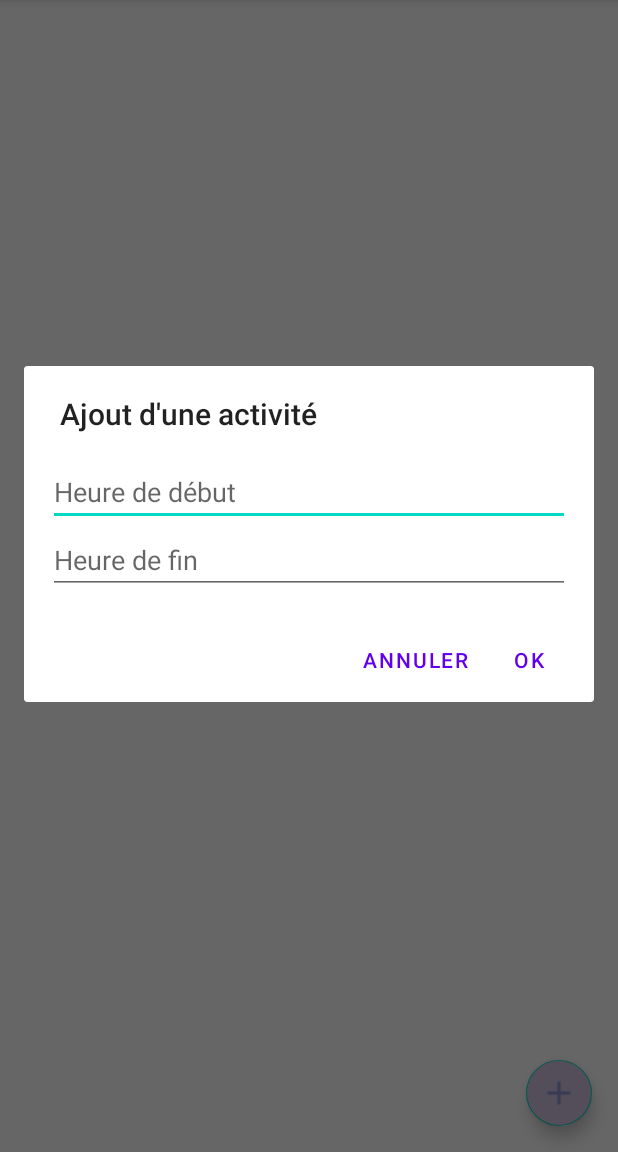
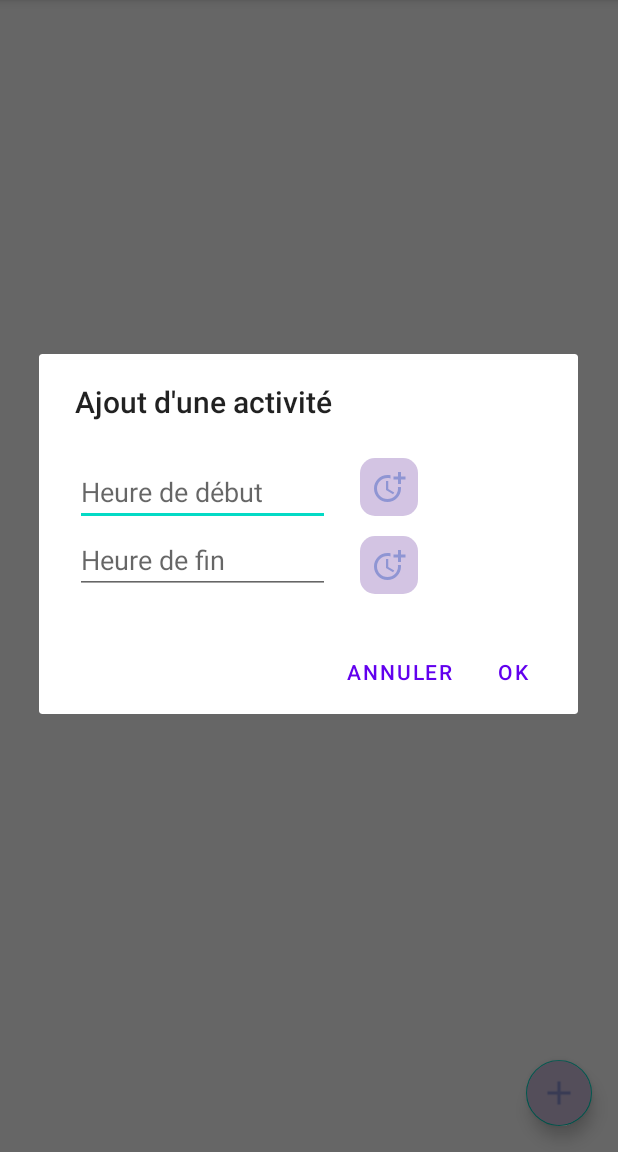
Before and after one commit to Ectario/Agenda, an Android app: the DayActivity screen opened directly, with no data from a screen before it, after a tap on "Add", on a phone screen of 412 x 824 dp, the part 84-1236 px from its top. Run offline under Robolectric (Android 15) with nearby library versions, the phone set to English and light mode, and no system bars.

Commit message:
Add Time Picker (to add an HourSlot) with animation
TO DO : Fill edit text / Work + the name of the slot

```diff
--- a/app/src/main/java/com/ectario/agenda/DayActivity.kt
+++ b/app/src/main/java/com/ectario/agenda/DayActivity.kt
@@ -2,6 +2,7 @@ package com.ectario.agenda
 
 import android.annotation.SuppressLint
 import android.os.Bundle
+import android.view.View
 import android.widget.LinearLayout
 import android.widget.TextView
 import androidx.appcompat.app.AppCompatActivity
@@ -49,7 +50,7 @@ class DayActivity : DialogToAddSlots.AddSlotsDialogListener, AppCompatActivity()
         this.findViewById<LinearLayout>(R.id.linearLayoutDay).removeAllViews()
         day.timeSlots.sortBy { it.startTime }
         day.timeSlots.forEach {
-            var tv = TextView(applicationContext)
+            val tv = TextView(applicationContext)
             tv.text = HourSlot.formattingHour(it.startTime) + " to " + HourSlot.formattingHour(it.endTime) + " : " + it.slotName
             tv.textSize = 20f
             this.findViewById<LinearLayout>(R.id.linearLayoutDay)?.addView(tv)
@@ -61,6 +62,7 @@ class DayActivity : DialogToAddSlots.AddSlotsDialogListener, AppCompatActivity()
         dialog.show(supportFragmentManager, "example dialog")
     }
 
+
     override fun applyAdd(hs: HourSlot) {
         //We need to apply the new slot
         day.addSlot(hs, forcing = true)
--- /dev/null
+++ b/app/src/main/res/drawable/custom_button_timepicker.xml
@@ -0,0 +1,8 @@
+<?xml version="1.0" encoding="utf-8"?>
+<shape xmlns:android="http://schemas.android.com/apk/res/android"
+    android:shape="rectangle">
+    <corners android:radius="10dp" />
+    <gradient
+        android:endColor="#D3C4E3"
+        android:startColor="#D3C4E3" />
+</shape>
--- /dev/null
+++ b/app/src/main/res/drawable/ic_timepicker_add.xml
@@ -0,0 +1,7 @@
+<vector android:height="24dp" android:tint="#8F95D3"
+    android:viewportHeight="24" android:viewportWidth="24"
+    android:width="24dp" xmlns:android="http://schemas.android.com/apk/res/android">
+    <path android:fillColor="@android:color/white" android:pathData="M10,8l0,6l4.7,2.9l0.8,-1.2l-4,-2.4l0,-5.3z"/>
+    <path android:fillColor="@android:color/white" android:pathData="M17.92,12c0.05,0.33 0.08,0.66 0.08,1c0,3.9 -3.1,7 -7,7s-7,-3.1 -7,-7c0,-3.9 3.1,-7 7,-7c0.7,0 1.37,0.1 2,0.29V4.23C12.36,4.08 11.69,4 11,4c-5,0 -9,4 -9,9s4,9 9,9s9,-4 9,-9c0,-0.34 -0.02,-0.67 -0.06,-1H17.92z"/>
+    <path android:fillColor="@android:color/white" android:pathData="M20,5l0,-3l-2,0l0,3l-3,0l0,2l3,0l0,3l2,0l0,-3l3,0l0,-2z"/>
+</vector>
--- a/app/src/main/res/layout/activity_day.xml
+++ b/app/src/main/res/layout/activity_day.xml
@@ -14,7 +14,7 @@
 
     </LinearLayout>
 
-    <!-- With AndroidX if delete the border is wanted then add app:borderWidth="0dp" -->
+    <!-- With AndroidX if we want to delete the border then add app:borderWidth="0dp" -->
     <com.google.android.material.floatingactionbutton.FloatingActionButton
         android:id="@+id/addSlot"
         android:layout_width="wrap_content"
--- a/app/src/main/res/layout/fragment_dialog_add.xml
+++ b/app/src/main/res/layout/fragment_dialog_add.xml
@@ -1,21 +1,43 @@
 <?xml version="1.0" encoding="utf-8"?>
 <RelativeLayout xmlns:android="http://schemas.android.com/apk/res/android"
+    xmlns:tools="http://schemas.android.com/tools"
     android:layout_width="match_parent"
     android:layout_height="match_parent"
-    android:padding="16dp">
+    android:padding="24dp">
 
     <EditText
         android:id="@+id/edit_start_time_add"
-        android:layout_width="match_parent"
+        android:layout_width="@dimen/width_edittext_add_time"
         android:layout_height="wrap_content"
         android:hint="Heure de début" />
 
     <EditText
         android:id="@+id/edit_end_time_add"
-        android:layout_width="match_parent"
+        android:layout_width="@dimen/width_edittext_add_time"
         android:layout_height="wrap_content"
         android:layout_below="@id/edit_start_time_add"
         android:layout_alignParentStart="true"
-        android:hint="Heure de fin" />
+        android:hint="Heure de fin  " />
 
-</RelativeLayout>
+    <ImageButton
+        android:id="@+id/btn_timepicker_add_starttime"
+        android:layout_width="wrap_content"
+        android:layout_height="wrap_content"
+        android:padding="7dp"
+        android:layout_toEndOf="@id/edit_start_time_add"
+        android:layout_marginStart="20sp"
+        android:background="@drawable/custom_button_timepicker"
+        android:src="@drawable/ic_timepicker_add" />
+
+    <ImageButton
+        android:id="@+id/btn_timepicker_add_endtime"
+        android:layout_width="wrap_content"
+        android:layout_height="wrap_content"
+        android:padding="7dp"
+        android:layout_toEndOf="@id/edit_end_time_add"
+        android:layout_alignBottom="@id/edit_end_time_add"
+        android:layout_marginStart="20sp"
+        android:background="@drawable/custom_button_timepicker"
+        android:src="@drawable/ic_timepicker_add" />
+
+    </RelativeLayout>
--- /dev/null
+++ b/app/src/main/res/values/dimens.xml
@@ -0,0 +1,4 @@
+<?xml version="1.0" encoding="utf-8"?>
+<resources>
+    <dimen name="width_edittext_add_time">170sp</dimen>
+</resources>
```
Also changed, not shown: app/src/main/java/com/ectario/agenda/DialogToAddSlots.kt (+46 -1 lines), app/src/main/java/com/ectario/agenda/MainActivity.kt (+0 -12 lines), app/src/main/java/com/ectario/agenda/TimePickerFragment.kt (added, +26 -0 lines).
